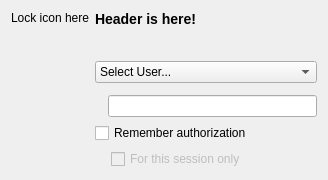
The window that authdialog.ui (KDE/polkit-kde-agent-1) describes before a commit, drawn with Qt 5.
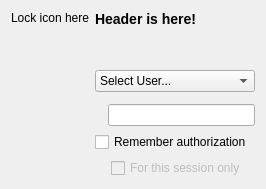
The same window after the commit. Custom widgets are drawn as their Qt base class.

Diff of the .ui file:
```diff
--- a/authdialog.ui
+++ b/authdialog.ui
@@ -8,27 +8,27 @@
    <rect>
     <x>0</x>
     <y>0</y>
-    <width>328</width>
-    <height>180</height>
+    <width>266</width>
+    <height>189</height>
    </rect>
   </property>
   <property name="sizePolicy" >
-   <sizepolicy vsizetype="MinimumExpanding" hsizetype="MinimumExpanding" >
+   <sizepolicy vsizetype="Preferred" hsizetype="Preferred" >
     <horstretch>0</horstretch>
     <verstretch>0</verstretch>
    </sizepolicy>
   </property>
   <property name="minimumSize" >
    <size>
-    <width>328</width>
-    <height>180</height>
+    <width>0</width>
+    <height>0</height>
    </size>
   </property>
   <property name="windowTitle" >
    <string>Authentication Required</string>
   </property>
-  <layout class="QGridLayout" >
-   <item rowspan="6" row="0" column="0" >
+  <layout class="QGridLayout" name="gridLayout" >
+   <item rowspan="5" row="0" column="0" >
     <layout class="QVBoxLayout" >
      <item>
       <widget class="QLabel" name="lblPixmap" >
@@ -94,7 +94,43 @@
      </item>
     </layout>
    </item>
-   <item row="5" column="1" >
+   <item row="1" column="1" >
+    <widget class="KComboBox" name="cbUsers" >
+     <property name="toolTip" >
+      <string>Select a user.</string>
+     </property>
+     <item>
+      <property name="text" >
+       <string>Select User...</string>
+      </property>
+     </item>
+    </widget>
+   </item>
+   <item row="2" column="1" >
+    <widget class="KTitleWidget" name="errorMessageKTW" />
+   </item>
+   <item row="3" column="1" >
+    <layout class="QHBoxLayout" >
+     <item>
+      <widget class="QLabel" name="lblPassword" >
+       <property name="text" >
+        <string/>
+       </property>
+       <property name="wordWrap" >
+        <bool>false</bool>
+       </property>
+      </widget>
+     </item>
+     <item>
+      <widget class="KLineEdit" name="lePassword" >
+       <property name="echoMode" >
+        <enum>QLineEdit::Password</enum>
+       </property>
+      </widget>
+     </item>
+    </layout>
+   </item>
+   <item row="4" column="1" >
     <layout class="QVBoxLayout" >
      <item>
       <widget class="QCheckBox" name="cbRemember" >
@@ -135,42 +171,6 @@
      </item>
     </layout>
    </item>
-   <item row="2" column="1" >
-    <widget class="KComboBox" name="cbUsers" >
-     <property name="toolTip" >
-      <string>Select a user.</string>
-     </property>
-     <item>
-      <property name="text" >
-       <string>Select User...</string>
-      </property>
-     </item>
-    </widget>
-   </item>
-   <item row="4" column="1" >
-    <layout class="QHBoxLayout" >
-     <item>
-      <widget class="QLabel" name="lblPassword" >
-       <property name="text" >
-        <string/>
-       </property>
-       <property name="wordWrap" >
-        <bool>false</bool>
-       </property>
-      </widget>
-     </item>
-     <item>
-      <widget class="KLineEdit" name="lePassword" >
-       <property name="echoMode" >
-        <enum>QLineEdit::Password</enum>
-       </property>
-      </widget>
-     </item>
-    </layout>
-   </item>
-   <item row="3" column="1" >
-    <widget class="KTitleWidget" name="errorMessageKTW" />
-   </item>
   </layout>
  </widget>
  <layoutdefault spacing="6" margin="11" />
```
